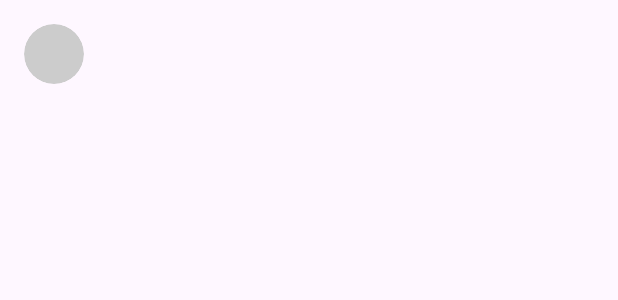
After one commit to Shravanth-MR/Blog-Application, an Android app: the layout item_blog.xml on its own in the app's theme, with its tools: preview values and no code run, on a phone screen of 412 x 824 dp. The commit adds this screen. Shown: the top 300 px of the screen. Run offline under Robolectric (Android 15) with nearby library versions, the phone set to English and light mode, and no system bars.

Commit message:
blogs display in homepage

```diff
--- a/Blogapp/app/build.gradle
+++ b/Blogapp/app/build.gradle
@@ -58,4 +58,8 @@ dependencies {
 
     implementation 'com.squareup.picasso:picasso:2.71828'
 
+
+    implementation 'de.hdodenhof:circleimageview:3.1.0'
+
+
 }
--- a/Blogapp/app/src/main/java/com/example/blog_app/Login.kt
+++ b/Blogapp/app/src/main/java/com/example/blog_app/Login.kt
@@ -52,7 +52,7 @@ class Login : AppCompatActivity() {
                 if (task.isSuccessful) {
                     // Sign in success, update UI with the signed-in user's information
                     val user = auth.currentUser
-                    val intent = Intent(this, Navhome::class.java)
+                    val intent = Intent(this, HomepageActivity::class.java)
                     startActivity(intent)
                 } else {
                     // If sign in fails, display a message to the user.
--- /dev/null
+++ b/Blogapp/app/src/main/res/drawable/default_profile_image.xml
@@ -0,0 +1,4 @@
+<shape xmlns:android="http://schemas.android.com/apk/res/android">
+    <solid android:color="#CCCCCC" /> <!-- Set the background color of the circle -->
+    <corners android:radius="50dp" /> <!-- Adjust the radius to make it a circle -->
+</shape>
--- /dev/null
+++ b/Blogapp/app/src/main/res/layout/item_blog.xml
@@ -0,0 +1,64 @@
+<!-- item_blog.xml -->
+<LinearLayout xmlns:android="http://schemas.android.com/apk/res/android"
+    android:layout_width="match_parent"
+    android:layout_height="wrap_content"
+    android:padding="16dp"
+    android:orientation="vertical">
+
+    <LinearLayout
+        android:layout_width="match_parent"
+        android:layout_height="wrap_content"
+        android:orientation="horizontal">
+
+        <de.hdodenhof.circleimageview.CircleImageView
+            android:id="@+id/profileImageView"
+            android:layout_width="40dp"
+            android:layout_height="40dp"
+            android:src="@drawable/default_profile_image"
+            android:scaleType="centerCrop" />
+
+        <TextView
+            android:id="@+id/usernameTextView"
+            android:layout_width="wrap_content"
+            android:layout_height="wrap_content"
+            android:layout_marginStart="8dp"
+            android:textSize="16sp"
+            android:textStyle="bold"
+            android:textColor="@android:color/black" />
+
+    </LinearLayout>
+
+    <TextView
+        android:id="@+id/dateTextView"
+        android:layout_width="match_parent"
+        android:layout_height="wrap_content"
+        android:layout_marginTop="8dp"
+        android:textSize="14sp"
+        android:textColor="@android:color/black" />
+
+    <ImageView
+        android:id="@+id/blogImageView"
+        android:layout_width="match_parent"
+        android:layout_height="200dp"
+        android:layout_marginTop="8dp"
+        android:scaleType="centerCrop"
+        android:visibility="gone" />
+
+    <TextView
+        android:id="@+id/titleTextView"
+        android:layout_width="match_parent"
+        android:layout_height="wrap_content"
+        android:layout_marginTop="8dp"
+        android:textSize="18sp"
+        android:textStyle="bold"
+        android:textColor="@android:color/black" />
+
+    <TextView
+        android:id="@+id/descriptionTextView"
+        android:layout_width="match_parent"
+        android:layout_height="wrap_content"
+        android:layout_marginTop="8dp"
+        android:textSize="16sp"
+        android:textColor="@android:color/black" />
+
+</LinearLayout>
--- a/Blogapp/app/src/main/res/values/strings.xml
+++ b/Blogapp/app/src/main/res/values/strings.xml
@@ -6,6 +6,8 @@
     <string name="title">Title</string>
     <string name="description">Description</string>
     <string name="left_arrow">Left Arrow</string>
+    <string name="add_blog">Add Blog</string>
+
 
 
 </resources>
```
Also changed, not shown: Blogapp/app/src/main/AndroidManifest.xml (+9 -0 lines), Blogapp/app/src/main/java/com/example/blog_app/Blog.kt (added, +27 -0 lines), Blogapp/app/src/main/java/com/example/blog_app/BlogAdapter.kt (added, +113 -0 lines), Blogapp/app/src/main/java/com/example/blog_app/HomepageActivity.kt (added, +72 -0 lines), Blogapp/app/src/main/res/drawable/default_image.xml (added, +9 -0 lines), Blogapp/app/src/main/res/layout/activity_homepage.xml (added, +22 -0 lines).
